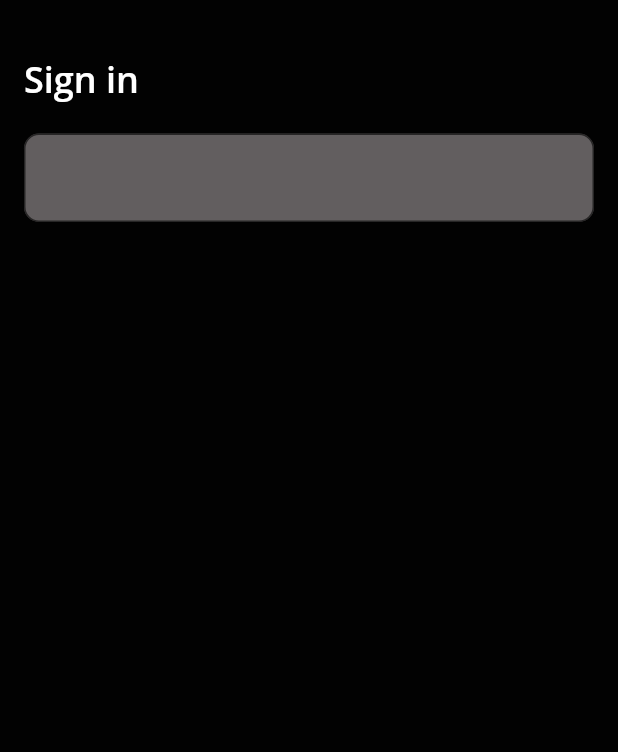
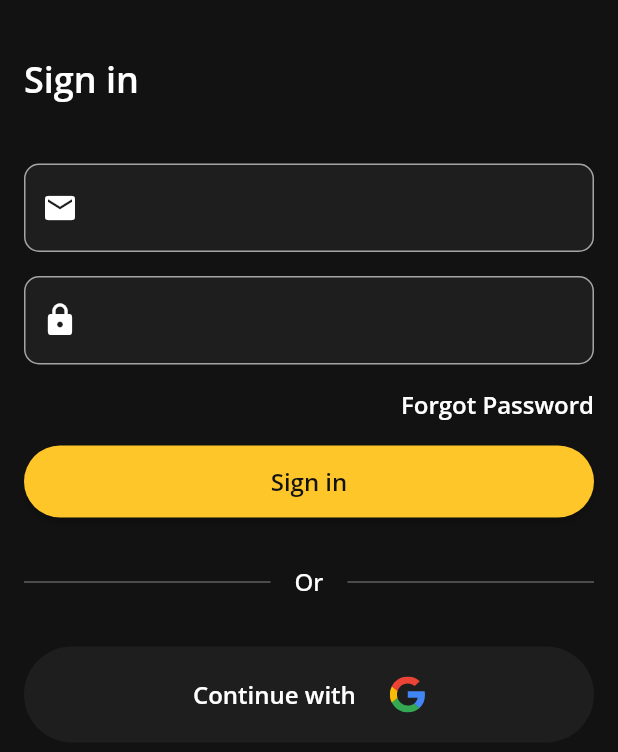
Before and after one commit to agent515/MovieBox, a Flutter app: the screen it shows after launch, on a phone screen of 412 x 824 dp. Shown: the top 752 px of the screen. Run offline on Flutter 3.47's test engine with Material 2 defaults, Android fonts, the phone set to English and light mode, and no system bars; our stand-ins replace cloud_firestore, dartz, firebase_auth, firebase_core, flutter_riverpod, flutter_svg and 5 more; accounts and stored records are empty.

Commit message:
WIP: sign in UI

```diff
--- a/lib/presentation/constants/app_colors.dart
+++ b/lib/presentation/constants/app_colors.dart
@@ -2,7 +2,10 @@ import 'dart:ui';
 
 class AppColors {
   static Color get white => const Color(0xFFFFFFFF);
-  static Color get black => const Color(0xFF020202);
-  static Color get darkGrey => const Color(0xFF625E5F);
+  static Color get black => const Color(0xFF121212);
+  static Color get eerieBlack => const Color(0xFF1E1E1E);
+  static Color get grey => const Color(0xFF625E5F);
   static Color get red => const Color(0xFFD21424);
+  static Color get yellow => const Color(0xFFFFC629);
+  static Color get orange => const Color(0xFFE0610E);
 }
--- a/lib/presentation/constants/asset_paths.dart
+++ b/lib/presentation/constants/asset_paths.dart
@@ -2,3 +2,6 @@
 const String launcherIconPNG = 'assets/logo/launcher_icon.png';
 const String logoPNG = 'assets/logo/logo.png';
 const String errorPNG = 'assets/png/error.png';
+
+// SVG
+const String googleLogoSVG = 'assets/svg/google.svg';
--- a/lib/presentation/pages/sign_in/sign_in_page.dart
+++ b/lib/presentation/pages/sign_in/sign_in_page.dart
@@ -1,9 +1,15 @@
 import 'package:flutter/material.dart';
 import 'package:flutter_riverpod/flutter_riverpod.dart';
-import 'package:movie_box/presentation/providers/authentication_provider.dart';
+import 'package:flutter_svg/flutter_svg.dart';
+import 'package:movie_box/presentation/constants/asset_paths.dart';
+import 'package:movie_box/presentation/pages/sign_in/widgets/forgot_password_section.dart';
 
 import '../../constants/app_colors.dart';
 import '../../constants/app_size.dart';
+import '../widgets/app_rounded_main_action_button.dart';
+import '../widgets/app_text_form_field.dart';
+import '../widgets/form_divider_section.dart';
+import 'widgets/sign_in_with_google.dart';
 
 class SignInPage extends ConsumerStatefulWidget {
   const SignInPage({Key? key}) : super(key: key);
@@ -13,6 +19,11 @@ class SignInPage extends ConsumerStatefulWidget {
 }
 
 class _SignInPageState extends ConsumerState<SignInPage> {
+  final TextEditingController _emailTextController = TextEditingController();
+  final TextEditingController _passwordTextController = TextEditingController();
+  final FocusNode _emailNode = FocusNode();
+  final FocusNode _passwordNode = FocusNode();
+
   @override
   Widget build(BuildContext context) {
     // Future.delayed(const Duration(seconds: 3)).then(
@@ -33,30 +44,30 @@ class _SignInPageState extends ConsumerState<SignInPage> {
                   'Sign in',
                   style: Theme.of(context).textTheme.headline3,
                 ),
-                sizes.vPadding20,
+                sizes.vPadding40,
                 Column(
                   mainAxisSize: MainAxisSize.min,
                   crossAxisAlignment: CrossAxisAlignment.start,
                   children: [
-                    TextFormField(
-                      decoration: InputDecoration(
-                        border: OutlineInputBorder(
-                          borderRadius: BorderRadius.circular(sizes.size10),
-                          borderSide: BorderSide(
-                            color: AppColors.darkGrey,
-                          ),
-                        ),
-                        focusedBorder: OutlineInputBorder(
-                          borderRadius: BorderRadius.circular(sizes.size10),
-                          borderSide: BorderSide(
-                            color: AppColors.red,
-                          ),
-                        ),
-                        filled: true,
-                        fillColor: AppColors.darkGrey,
-                      ),
-                      style: Theme.of(context).textTheme.bodyText2,
+                    AppTextFormField(
+                      focusNode: _emailNode,
+                      controller: _emailTextController,
+                      hintText: 'user@gmail.com',
+                      label: const Icon(Icons.email),
                     ),
+                    AppTextFormField(
+                      obscureText: true,
+                      focusNode: _passwordNode,
+                      controller: _passwordTextController,
+                      label: const Icon(Icons.lock),
+                    ),
+                    const ForgotPasswordSection(),
+                    AppRoundedMainActionButton(
+                      text: 'Sign in',
+                      onPressed: () => {},
+                    ),
+                    const FormDividerSection(),
+                    const SignInWithGoogle()
                   ],
                 )
               ],
--- /dev/null
+++ b/lib/presentation/pages/sign_in/widgets/forgot_password_section.dart
@@ -0,0 +1,28 @@
+import 'package:flutter/material.dart';
+
+import '../../../constants/app_size.dart';
+
+class ForgotPasswordSection extends StatelessWidget {
+  const ForgotPasswordSection({
+    Key? key,
+  }) : super(key: key);
+
+  @override
+  Widget build(BuildContext context) {
+    return Padding(
+      padding: EdgeInsets.only(bottom: sizes.size16),
+      child: Row(
+        mainAxisAlignment: MainAxisAlignment.end,
+        children: [
+          GestureDetector(
+            onTap: () {},
+            child: Text(
+              'Forgot Password',
+              style: Theme.of(context).textTheme.headline6,
+            ),
+          ),
+        ],
+      ),
+    );
+  }
+}
--- /dev/null
+++ b/lib/presentation/pages/sign_in/widgets/sign_in_with_google.dart
@@ -0,0 +1,42 @@
+import 'package:flutter/material.dart';
+import 'package:flutter_svg/flutter_svg.dart';
+
+import '../../../constants/app_colors.dart';
+import '../../../constants/app_size.dart';
+import '../../../constants/asset_paths.dart';
+
+class SignInWithGoogle extends StatelessWidget {
+  const SignInWithGoogle({
+    Key? key,
+  }) : super(key: key);
+
+  @override
+  Widget build(BuildContext context) {
+    return Container(
+      height: 64,
+      width: double.infinity,
+      decoration: BoxDecoration(
+        color: AppColors.eerieBlack,
+        borderRadius: BorderRadius.circular(sizes.size32),
+      ),
+      child: Center(
+        child: SizedBox(
+          width: 200,
+          child: Row(
+            mainAxisAlignment: MainAxisAlignment.spaceEvenly,
+            children: [
+              Text(
+                'Continue with',
+                style: Theme.of(context).textTheme.headline6,
+              ),
+              SvgPicture.asset(
+                googleLogoSVG,
+                height: sizes.size24,
+              ),
+            ],
+          ),
+        ),
+      ),
+    );
+  }
+}
--- /dev/null
+++ b/lib/presentation/pages/widgets/app_rounded_main_action_button.dart
@@ -0,0 +1,31 @@
+import 'package:flutter/material.dart';
+
+class AppRoundedMainActionButton extends StatelessWidget {
+  const AppRoundedMainActionButton({
+    Key? key,
+    required this.text,
+    required this.onPressed,
+  }) : super(key: key);
+
+  final String text;
+  final void Function() onPressed;
+
+  @override
+  Widget build(BuildContext context) {
+    return SizedBox(
+      width: double.infinity,
+      child: ElevatedButton(
+        style: Theme.of(context).elevatedButtonTheme.style!.copyWith(
+              fixedSize: MaterialStateProperty.all(
+                const Size(double.infinity, 48),
+              ),
+              shape: MaterialStateProperty.all(
+                const StadiumBorder(),
+              ),
+            ),
+        onPressed: onPressed,
+        child: Text(text),
+      ),
+    );
+  }
+}
--- /dev/null
+++ b/lib/presentation/pages/widgets/app_text_form_field.dart
@@ -0,0 +1,41 @@
+import 'package:flutter/material.dart';
+
+import '../../constants/app_size.dart';
+
+class AppTextFormField extends StatelessWidget {
+  const AppTextFormField({
+    Key? key,
+    required this.controller,
+    this.hintText,
+    this.label,
+    this.obscureText = false,
+    this.focusNode,
+    this.onFieldSubmitted,
+  }) : super(key: key);
+
+  final String? hintText;
+  final Widget? label;
+  final bool obscureText;
+  final FocusNode? focusNode;
+  final TextEditingController controller;
+  final void Function(String)? onFieldSubmitted;
+
+  @override
+  Widget build(BuildContext context) {
+    return Padding(
+      padding: EdgeInsets.only(bottom: sizes.size16),
+      child: TextFormField(
+        obscureText: obscureText,
+        obscuringCharacter: '●',
+        focusNode: focusNode,
+        controller: controller,
+        decoration: InputDecoration(
+          hintText: hintText,
+          label: label,
+        ),
+        style: Theme.of(context).textTheme.bodyText2,
+        onFieldSubmitted: onFieldSubmitted,
+      ),
+    );
+  }
+}
--- /dev/null
+++ b/lib/presentation/pages/widgets/form_divider_section.dart
@@ -0,0 +1,44 @@
+import 'package:flutter/material.dart';
+
+import '../../constants/app_colors.dart';
+import '../../constants/app_size.dart';
+
+class FormDividerSection extends StatelessWidget {
+  const FormDividerSection({
+    Key? key,
+  }) : super(key: key);
+
+  @override
+  Widget build(BuildContext context) {
+    return Padding(
+      padding: EdgeInsets.symmetric(vertical: sizes.size32),
+      child: Row(
+        mainAxisSize: MainAxisSize.max,
+        mainAxisAlignment: MainAxisAlignment.start,
+        children: [
+          Expanded(
+            child: Container(
+              height: 1,
+              width: double.infinity,
+              color: AppColors.grey,
+            ),
+          ),
+          Padding(
+            padding: EdgeInsets.symmetric(horizontal: sizes.size16),
+            child: Text(
+              'Or',
+              style: Theme.of(context).textTheme.bodyText1,
+            ),
+          ),
+          Expanded(
+            child: Container(
+              height: 1,
+              width: double.infinity,
+              color: AppColors.grey,
+            ),
+          ),
+        ],
+      ),
+    );
+  }
+}
--- a/lib/presentation/theme/app_theme.dart
+++ b/lib/presentation/theme/app_theme.dart
@@ -2,14 +2,60 @@ import 'package:flutter/material.dart';
 import 'package:google_fonts/google_fonts.dart';
 
 import '../constants/app_colors.dart';
+import '../constants/app_size.dart';
 
 class AppTheme {
   static ThemeData get darkTheme => ThemeData(
-      scaffoldBackgroundColor: AppColors.black,
-      textTheme: _textTheme(true),
-      textSelectionTheme: TextSelectionThemeData(
-        cursorColor: AppColors.red,
-      ));
+        scaffoldBackgroundColor: AppColors.black,
+        textTheme: _textTheme(true),
+        textSelectionTheme: TextSelectionThemeData(
+          cursorColor: AppColors.yellow,
+        ),
+        colorScheme: ColorScheme(
+          brightness: Brightness.dark,
+          primary: AppColors.yellow,
+          onPrimary: AppColors.black,
+          secondary: AppColors.orange,
+          onSecondary: AppColors.black,
+          error: AppColors.red,
+          onError: AppColors.black,
+          background: AppColors.black,
+          onBackground: AppColors.white,
+          surface: AppColors.eerieBlack,
+          onSurface: AppColors.white,
+        ),
+        inputDecorationTheme: InputDecorationTheme(
+          border: OutlineInputBorder(
+            borderRadius: BorderRadius.circular(sizes.size10),
+            borderSide: BorderSide(
+              color: AppColors.grey,
+            ),
+          ),
+          focusedBorder: OutlineInputBorder(
+            borderRadius: BorderRadius.circular(sizes.size10),
+            borderSide: BorderSide(
+              color: AppColors.yellow,
+            ),
+          ),
+          filled: true,
+          fillColor: AppColors.eerieBlack,
+          hintStyle: GoogleFonts.openSans(color: AppColors.grey, fontSize: 14),
+          errorStyle: GoogleFonts.openSans(color: AppColors.red, fontSize: 14),
+        ),
+        elevatedButtonTheme: ElevatedButtonThemeData(
+          style: ButtonStyle(
+            backgroundColor: MaterialStateProperty.all(AppColors.yellow),
+            foregroundColor: MaterialStateProperty.all(AppColors.black),
+            textStyle: MaterialStateProperty.all(
+              GoogleFonts.openSans(
+                color: AppColors.black,
+                fontSize: 16,
+                fontWeight: FontWeight.w600,
+              ),
+            ),
+          ),
+        ),
+      );
 
   static TextTheme _textTheme(bool isDark) {
     Color textColor = isDark ? AppColors.white : AppColors.black;
--- a/pubspec.yaml
+++ b/pubspec.yaml
@@ -6,7 +6,7 @@ publish_to: "none" # Remove this line if you wish to publish to pub.dev
 version: 1.0.0+1
 
 environment:
-  sdk: ">=2.16.2 <3.0.0"
+  sdk: ">=2.16.0 <3.0.0"
 
 dependencies:
   cloud_firestore: ^3.1.12
@@ -17,6 +17,7 @@ dependencies:
   flutter:
     sdk: flutter
   flutter_riverpod: ^1.0.3
+  flutter_svg: ^1.0.0
   freezed_annotation: ^1.1.0
   get_it: ^7.2.0
   go_router: ^3.0.7
@@ -44,6 +45,7 @@ flutter:
   assets:
     - assets/logo/
     - assets/png/
+    - assets/svg/
   # fonts:
   #   - family: Schyler
   #     fonts:
```
Also changed, not shown: assets/svg/google.svg (added), pubspec.lock.
